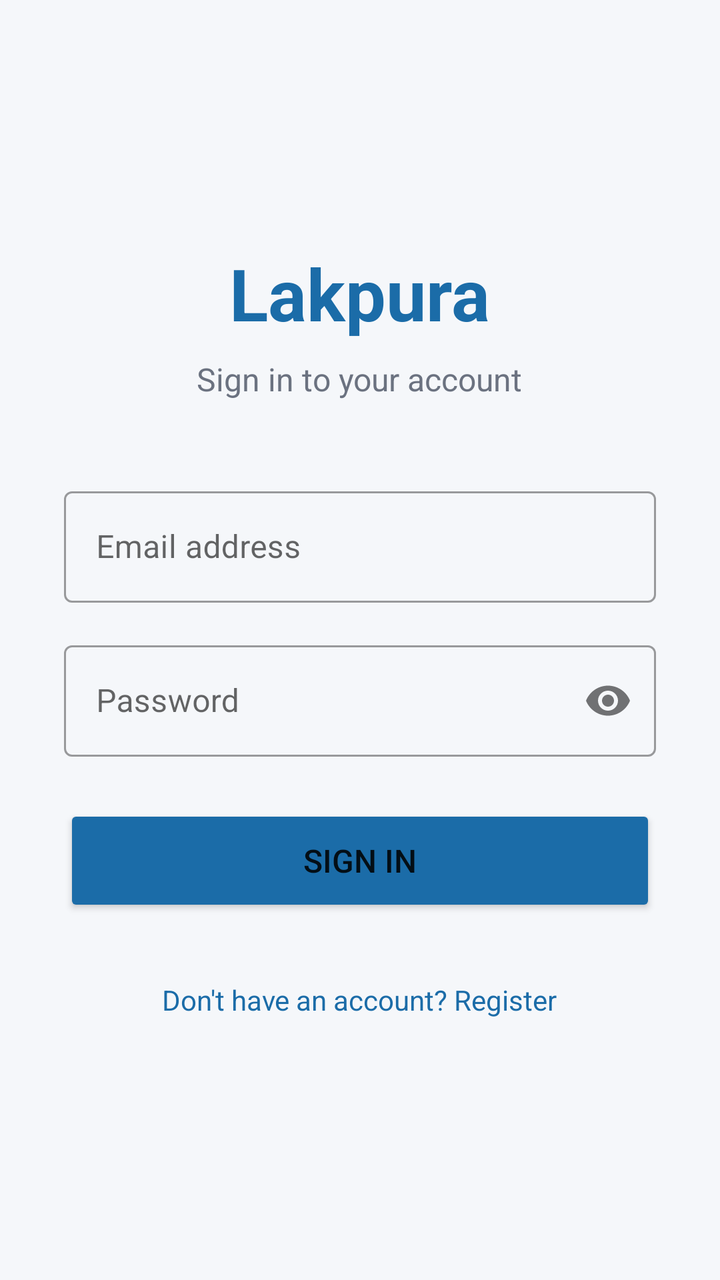
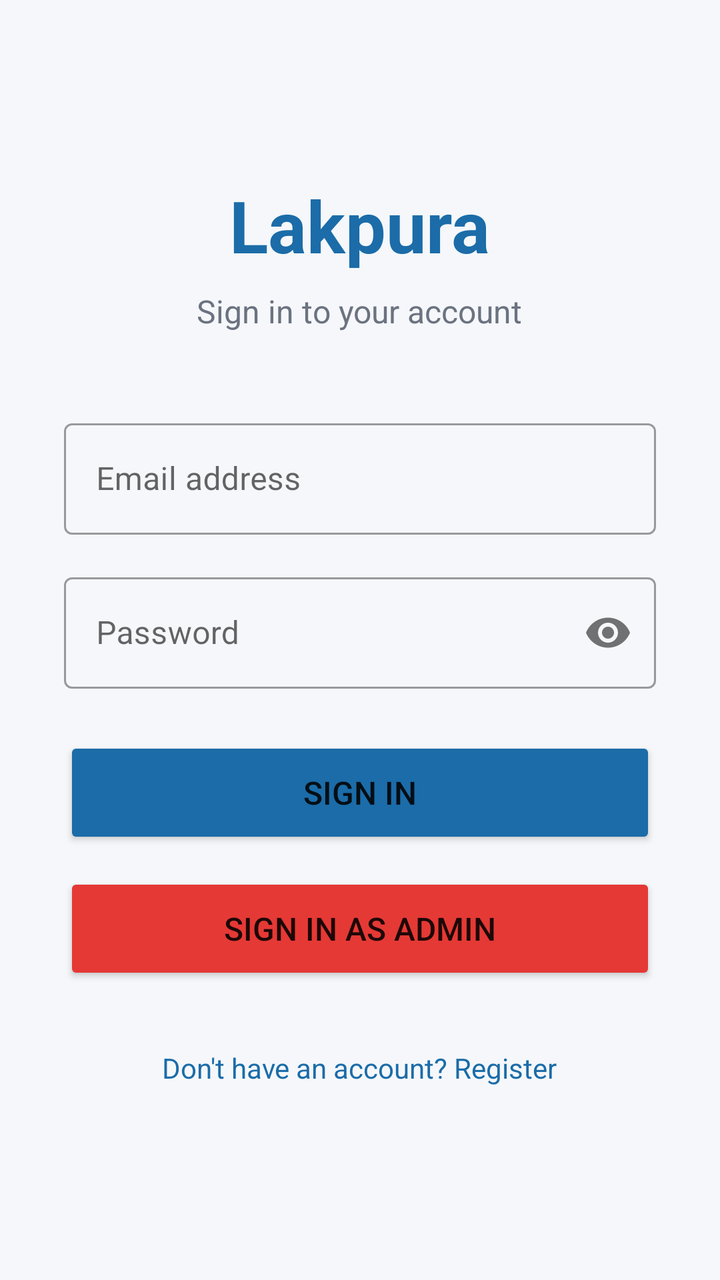

An Android layout rendered at two revisions. The XML below is the earlier revision; the diff shows what the commit changed to produce the second picture.
<!-- AndroidManifest.xml: application theme Theme.LakpuraApp -->
<!-- res/layout/activity_login.xml -->
<?xml version="1.0" encoding="utf-8"?>
<ScrollView xmlns:android="http://schemas.android.com/apk/res/android"
    android:layout_width="match_parent"
    android:layout_height="match_parent"
    android:background="@color/background"
    android:fillViewport="true">

    <LinearLayout
        android:layout_width="match_parent"
        android:layout_height="wrap_content"
        android:orientation="vertical"
        android:padding="32dp"
        android:gravity="center">

        <TextView
            android:layout_width="wrap_content"
            android:layout_height="wrap_content"
            android:text="Lakpura"
            android:textSize="36sp"
            android:textStyle="bold"
            android:textColor="@color/primary"
            android:layout_marginBottom="8dp"/>

        <TextView
            android:layout_width="wrap_content"
            android:layout_height="wrap_content"
            android:text="Sign in to your account"
            android:textSize="16sp"
            android:textColor="@color/text_secondary"
            android:layout_marginBottom="40dp"/>

        <com.google.android.material.textfield.TextInputLayout
            android:layout_width="match_parent"
            android:layout_height="wrap_content"
            android:hint="Email address"
            style="@style/Widget.MaterialComponents.TextInputLayout.OutlinedBox"
            android:layout_marginBottom="16dp">

            <com.google.android.material.textfield.TextInputEditText
                android:id="@+id/etEmail"
                android:layout_width="match_parent"
                android:layout_height="wrap_content"
                android:inputType="textEmailAddress"
                android:imeOptions="actionNext"/>
        </com.google.android.material.textfield.TextInputLayout>

        <com.google.android.material.textfield.TextInputLayout
            android:layout_width="match_parent"
            android:layout_height="wrap_content"
            android:hint="Password"
            app:passwordToggleEnabled="true"
            style="@style/Widget.MaterialComponents.TextInputLayout.OutlinedBox"
            android:layout_marginBottom="24dp"
            xmlns:app="http://schemas.android.com/apk/res-auto">

            <com.google.android.material.textfield.TextInputEditText
                android:id="@+id/etPassword"
                android:layout_width="match_parent"
                android:layout_height="wrap_content"
                android:inputType="textPassword"
                android:imeOptions="actionDone"/>
        </com.google.android.material.textfield.TextInputLayout>

        <ProgressBar
            android:id="@+id/progressBar"
            android:layout_width="wrap_content"
            android:layout_height="wrap_content"
            android:visibility="gone"
            android:layout_marginBottom="8dp"/>

        <Button
            android:id="@+id/btnLogin"
            android:layout_width="match_parent"
            android:layout_height="56dp"
            android:text="Sign In"
            android:textSize="16sp"
            android:backgroundTint="@color/primary"
            android:layout_marginBottom="24dp"/>

        <TextView
            android:id="@+id/tvGoToRegister"
            android:layout_width="wrap_content"
            android:layout_height="wrap_content"
            android:text="Don't have an account? Register"
            android:textColor="@color/primary"
            android:textSize="14sp"
            android:padding="8dp"/>

    </LinearLayout>
</ScrollView>
<!-- resources referenced by this layout -->
<resources>
  <color name="background">#F5F7FA</color>
  <color name="primary">#1B6CA8</color>
  <color name="text_secondary">#6B7280</color>
  <style name="Theme.LakpuraApp" parent="Theme.MaterialComponents.Light.NoActionBar">
          <item name="colorPrimary">@color/primary</item>
          <item name="colorPrimaryDark">@color/primary_dark</item>
          <item name="colorAccent">@color/primary</item>
          <item name="android:windowBackground">@color/background</item>
      </style>
  <color name="primary_dark">#154E80</color>
</resources>

<!-- the commit's change to res/layout/activity_login.xml (unified diff, before → after) -->
@@ -75,6 +75,15 @@
             android:text="Sign In"
             android:textSize="16sp"
             android:backgroundTint="@color/primary"
+            android:layout_marginBottom="12dp"/>
+
+        <Button
+            android:id="@+id/btnAdminLogin"
+            android:layout_width="match_parent"
+            android:layout_height="56dp"
+            android:text="Sign In as Admin"
+            android:textSize="16sp"
+            android:backgroundTint="@color/error"
             android:layout_marginBottom="24dp"/>
 
         <TextView
<!-- resource entries referenced after the edit -->
@@ -1,6 +1,7 @@
 <!-- resources referenced by this layout -->
 <resources>
   <color name="background">#F5F7FA</color>
+  <color name="error">#E53935</color>
   <color name="primary">#1B6CA8</color>
   <color name="text_secondary">#6B7280</color>
   <style name="Theme.LakpuraApp" parent="Theme.MaterialComponents.Light.NoActionBar">
